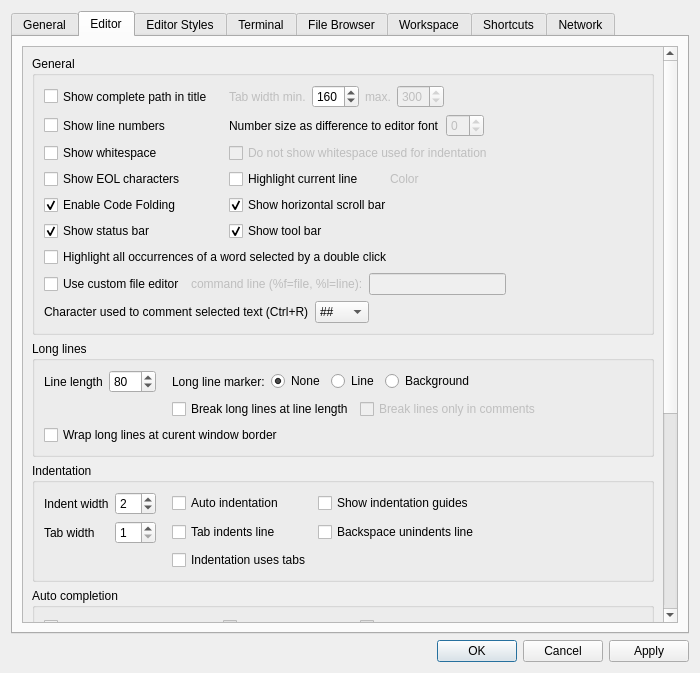
This is libgui/src/settings-dialog.ui in ctaggart/octave as Qt 5 draws it before an edit. The edited form follows.
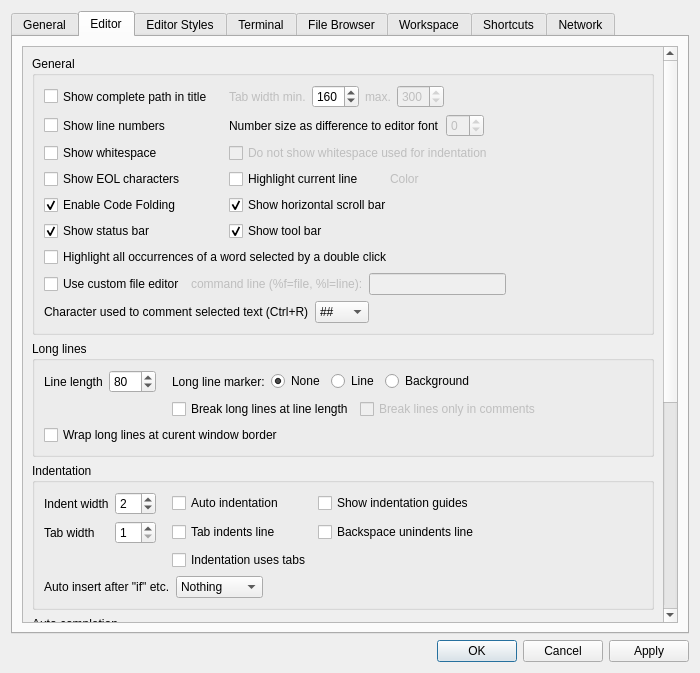
This is the edited form.

Commit message:
In the GUI editor, automatically add "endif" for "if" etc.
* octave-qscintilla.cc (is_end, octave_qscintilla::keypressEvent):
  New function.

* octave-qscintilla.h (octave_qscintilla::keypressEvent): New function.

* file-editor-tab.cc (file_editor_tab::notice_settings):
  New config setting, editor/auto_endif

* settings-dialog.cc (settings_dialog::settings_dialog,
                      settings_dialog::write_changed_settings):
  New config setting, editor/auto_endif

* settings-dialog.ui:
  New config setting, editor/auto_endif

Patch:
```diff
--- a/libgui/src/settings-dialog.ui
+++ b/libgui/src/settings-dialog.ui
@@ -1303,6 +1303,66 @@
                 </item>
                </layout>
               </item>
+
+              <item>
+               <layout class="QHBoxLayout" name="horizontalLayout_17">
+                <item>
+                 <widget class="QLabel" name="label_auto_endif">
+                  <property name="text">
+                   <string>Auto insert after "if" etc.</string>
+                  </property>
+                 </widget>
+                </item>
+                <item>
+                 <widget class="QComboBox" name="editor_auto_endif">
+                  <property name="sizePolicy">
+                   <sizepolicy hsizetype="Preferred" vsizetype="Preferred">
+                    <horstretch>0</horstretch>
+                    <verstretch>0</verstretch>
+                   </sizepolicy>
+                  </property>
+                  <property name="sizeAdjustPolicy">
+                   <enum>QComboBox::AdjustToContents</enum>
+                  </property>
+                  <property name="minimumContentsLength">
+                   <number>5</number>
+                  </property>
+                  <item>
+                   <property name="text">
+                    <string>Nothing</string>
+                   </property>
+                  </item>
+                  <item>
+                   <property name="text">
+                    <string>"endif" etc.</string>
+                   </property>
+                  </item>
+                  <item>
+                   <property name="text">
+                    <string>"end"</string>
+                   </property>
+                  </item>
+                 </widget>
+                </item>
+                <item>
+                 <spacer name="horizontalSpacer_33">
+                  <property name="orientation">
+                   <enum>Qt::Horizontal</enum>
+                  </property>
+                  <property name="sizeType">
+                   <enum>QSizePolicy::Expanding</enum>
+                  </property>
+                  <property name="sizeHint" stdset="0">
+                   <size>
+                    <width>10</width>
+                    <height>0</height>
+                   </size>
+                  </property>
+                 </spacer>
+                </item>
+               </layout>
+              </item>
+
              </layout>
             </widget>
            </item>
```
The commit also changes 4 other files.
